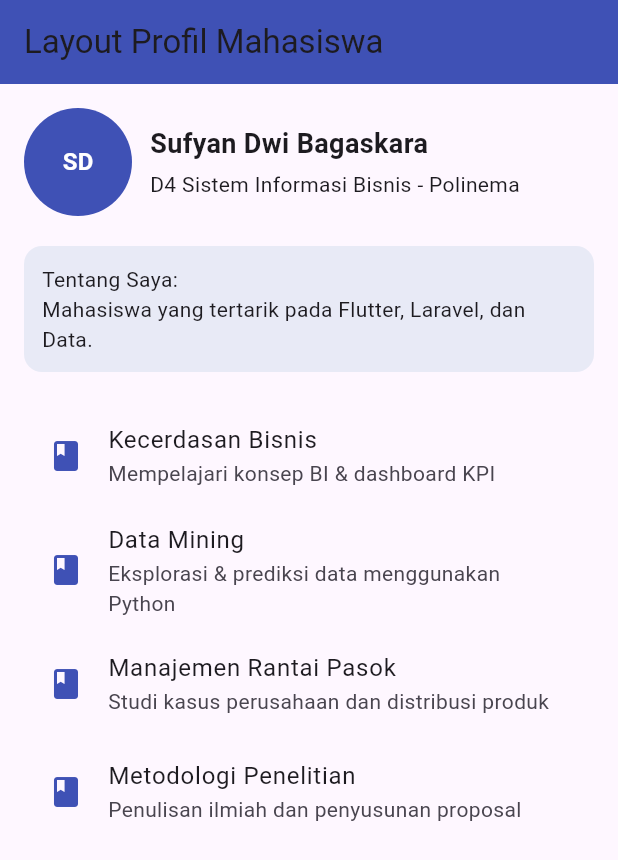
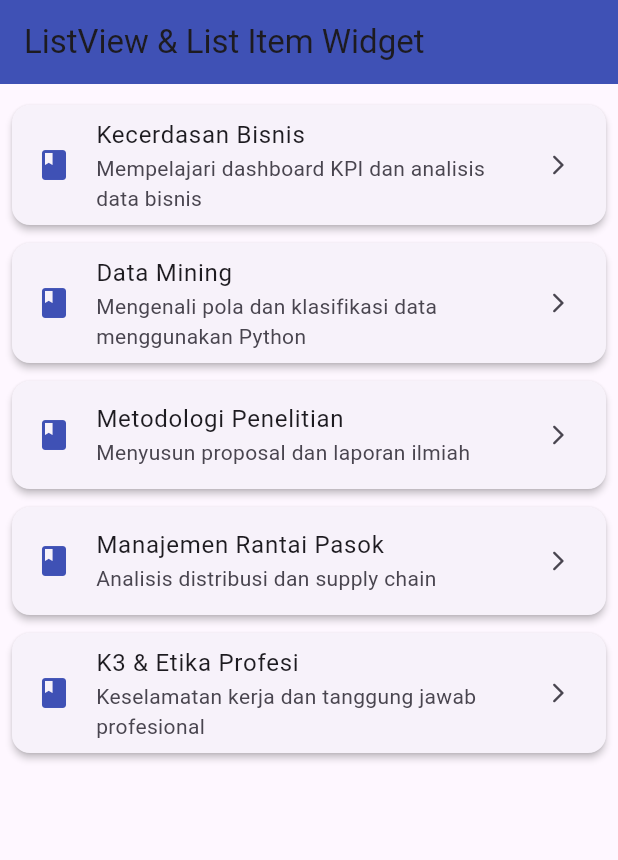
Before and after one commit to MiniMaliZ/MobileSemester5, a Flutter app: the screen it shows after launch, on a phone screen of 412 x 824 dp. Shown: the top 860 px of the screen. Run offline on Flutter 3.47's test engine with Material 3 defaults, Android fonts, the phone set to English and light mode, and no system bars; our stand-ins replace google_fonts.

Commit message:
ListView dan List Item Widget

```diff
--- a/pertemuan7/pertemuan7praktek/lib/main.dart
+++ b/pertemuan7/pertemuan7praktek/lib/main.dart
@@ -1,99 +1,70 @@
 import 'package:flutter/material.dart';
 
 void main() {
-  runApp(const BuildLayoutDemo());
+  runApp(const ListViewDemo());
 }
 
-class BuildLayoutDemo extends StatelessWidget {
-  const BuildLayoutDemo({super.key});
+class ListViewDemo extends StatelessWidget {
+  const ListViewDemo({super.key});
 
   @override
   Widget build(BuildContext context) {
+    // Contoh data dinamis
+    final List<Map<String, String>> mataKuliah = [
+      {
+        'nama': 'Kecerdasan Bisnis',
+        'deskripsi': 'Mempelajari dashboard KPI dan analisis data bisnis'
+      },
+      {
+        'nama': 'Data Mining',
+        'deskripsi': 'Mengenali pola dan klasifikasi data menggunakan Python'
+      },
+      {
+        'nama': 'Metodologi Penelitian',
+        'deskripsi': 'Menyusun proposal dan laporan ilmiah'
+      },
+      {
+        'nama': 'Manajemen Rantai Pasok',
+        'deskripsi': 'Analisis distribusi dan supply chain'
+      },
+      {
+        'nama': 'K3 & Etika Profesi',
+        'deskripsi': 'Keselamatan kerja dan tanggung jawab profesional'
+      },
+    ];
+
     return MaterialApp(
-      title: 'Membangun Layout',
+      title: 'ListView Demo',
       home: Scaffold(
         appBar: AppBar(
-          title: const Text('Layout Profil Mahasiswa'),
+          title: const Text('ListView & List Item Widget'),
           backgroundColor: Colors.indigo,
         ),
-        body: Padding(
-          padding: const EdgeInsets.all(16),
-          child: Column(
-            children: [
-              // ====== BAGIAN HEADER PROFIL ======
-              Row(
-                children: [
-                  const CircleAvatar(
-                    radius: 36,
-                    backgroundColor: Colors.indigo,
-                    child: Text(
-                      'SD',
-                      style: TextStyle(
-                          color: Colors.white, fontWeight: FontWeight.bold),
+        body: ListView.builder(
+          padding: const EdgeInsets.all(8),
+          itemCount: mataKuliah.length,
+          itemBuilder: (context, index) {
+            final item = mataKuliah[index];
+            return Card(
+              elevation: 2,
+              margin: const EdgeInsets.symmetric(vertical: 6),
+              child: ListTile(
+                leading: const Icon(Icons.book, color: Colors.indigo),
+                title: Text(item['nama']!),
+                subtitle: Text(item['deskripsi']!),
+                trailing: const Icon(Icons.arrow_forward_ios_rounded, size: 16),
+                onTap: () {
+                  // menampilkan snackbar saat diklik
+                  ScaffoldMessenger.of(context).showSnackBar(
+                    SnackBar(
+                      content: Text('Kamu memilih: ${item['nama']}'),
+                      duration: const Duration(seconds: 1),
                     ),
-                  ),
-                  const SizedBox(width: 12),
-                  Column(
-                    crossAxisAlignment: CrossAxisAlignment.start,
-                    children: const [
-                      Text(
-                        'Sufyan Dwi Bagaskara',
-                        style: TextStyle(
-                            fontSize: 18, fontWeight: FontWeight.bold),
-                      ),
-                      SizedBox(height: 4),
-                      Text('D4 Sistem Informasi Bisnis - Polinema'),
-                    ],
-                  ),
-                ],
+                  );
+                },
               ),
-
-              const SizedBox(height: 20),
-
-              // ====== BAGIAN ABOUT ======
-              Container(
-                width: double.infinity,
-                padding: const EdgeInsets.all(12),
-                decoration: BoxDecoration(
-                  color: Colors.indigo.shade50,
-                  borderRadius: BorderRadius.circular(12),
-                ),
-                child: const Text(
-                  'Tentang Saya:\nMahasiswa yang tertarik pada Flutter, Laravel, dan Data.',
-                ),
-              ),
-
-              const SizedBox(height: 20),
-
-              // ====== BAGIAN LISTVIEW MATA KULIAH ======
-              Expanded(
-                child: ListView(
-                  children: const [
-                    ListTile(
-                      leading: Icon(Icons.book, color: Colors.indigo),
-                      title: Text('Kecerdasan Bisnis'),
-                      subtitle: Text('Mempelajari konsep BI & dashboard KPI'),
-                    ),
-                    ListTile(
-                      leading: Icon(Icons.book, color: Colors.indigo),
-                      title: Text('Data Mining'),
-                      subtitle: Text('Eksplorasi & prediksi data menggunakan Python'),
-                    ),
-                    ListTile(
-                      leading: Icon(Icons.book, color: Colors.indigo),
-                      title: Text('Manajemen Rantai Pasok'),
-                      subtitle: Text('Studi kasus perusahaan dan distribusi produk'),
-                    ),
-                    ListTile(
-                      leading: Icon(Icons.book, color: Colors.indigo),
-                      title: Text('Metodologi Penelitian'),
-                      subtitle: Text('Penulisan ilmiah dan penyusunan proposal'),
-                    ),
-                  ],
-                ),
-              ),
-            ],
-          ),
+            );
+          },
         ),
       ),
     );
```
Also changed, not shown: 1 other file.
